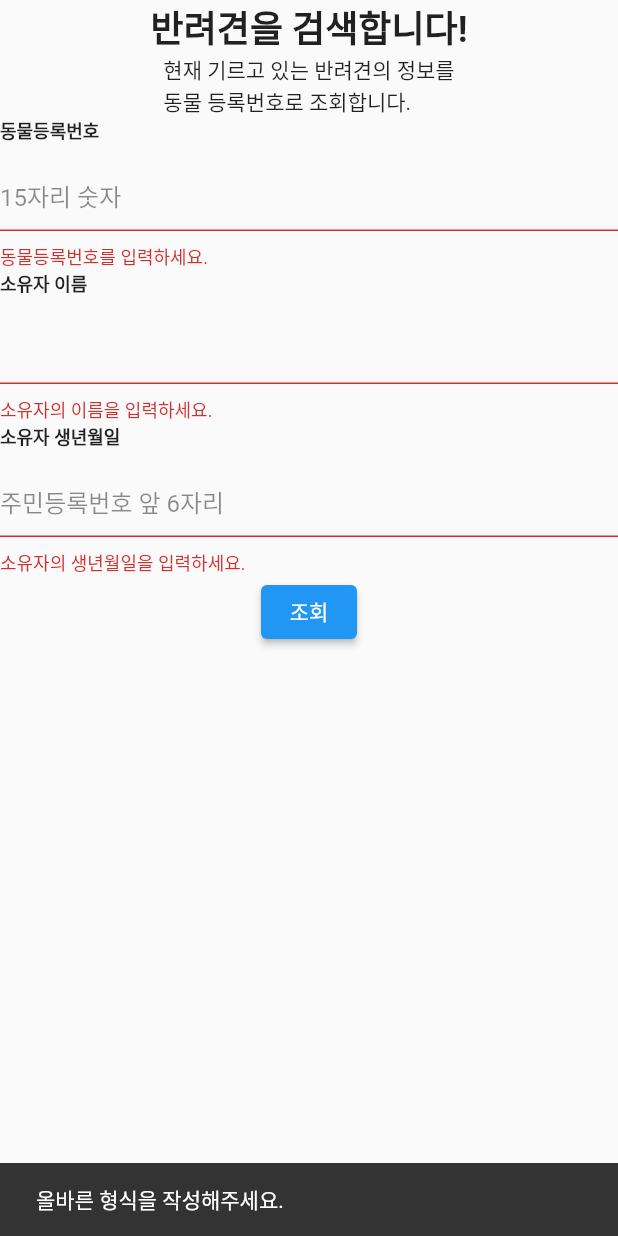
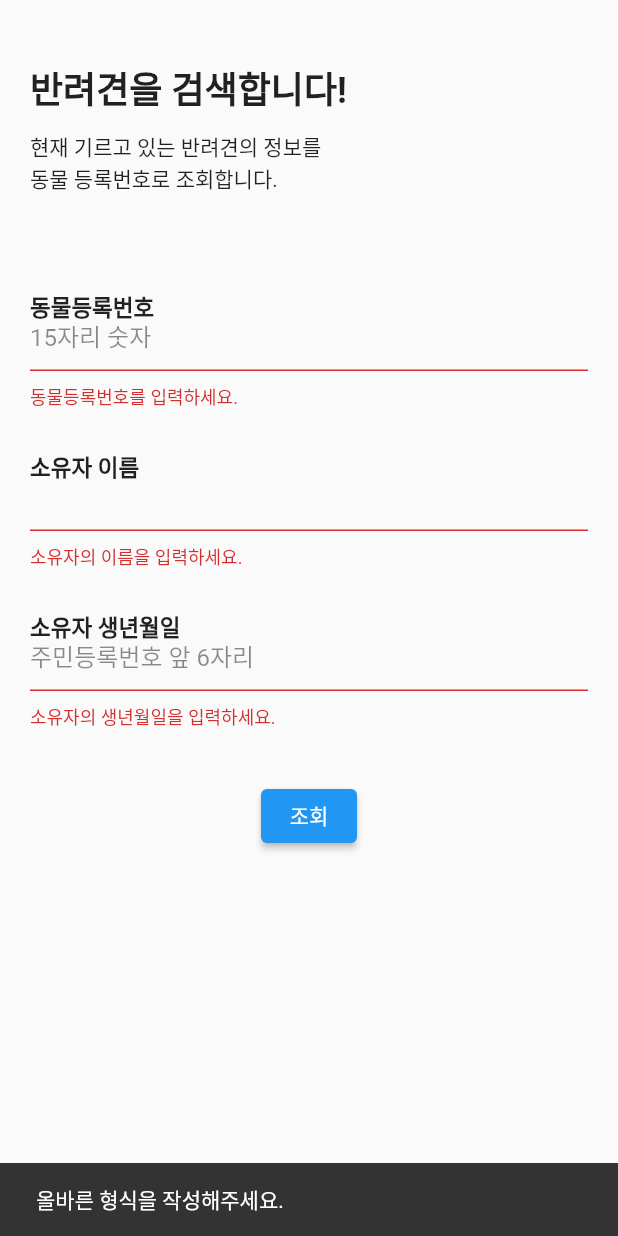
Before and after one commit to Junyoung-WON/To-Gather-Together, a Flutter app: the screen it shows after launch, after a tap on "조회", on a phone screen of 412 x 824 dp. Run offline on Flutter 3.47's test engine with Material 2 defaults, Android fonts, the phone set to English and light mode, and no system bars; our stand-ins replace flutter_secure_storage; missing offline and left inert: flutter_naver_login, kakao_flutter_sdk.

Commit message:
[FEAT] modify design of dog info page and make custom textformfield

```diff
--- a/lib/http/http.dart
+++ b/lib/http/http.dart
@@ -1,5 +1,5 @@
 import 'dart:async';
-// import 'dart:convert';
+import 'dart:convert';
 // import 'dart:io';
 import 'package:http/http.dart' as http;
 
@@ -36,7 +36,8 @@ Future<dynamic> getWeatherReq() async {
   return null;
 }
 
-Future<dynamic> getAnimalInfoReq(String regNo, String ownerName, String ownerBirth) async {
+Future<dynamic> getAnimalInfoReq(
+    String regNo, String ownerName, String ownerBirth) async {
   String serviceKey =
       'YA+ukx3XZMaIWy4wjnEJIdCj94eQtJdQIjz4SO95oT1ScO8eyBJVQIxvZZvBf07rQPMIsVeT1knarShG9t0pTA==';
   var uri = Uri.http('apis.data.go.kr', '1543061/animalInfoSrvc/animalInfo', {
@@ -47,20 +48,22 @@ Future<dynamic> getAnimalInfoReq(String regNo, String ownerName, String ownerBir
     // 또는 RFID 코드
     // 'rfid_cd': '',
     // 소유자 이름
-    'owner_nm': ownerName,
+    'owner_nm': ownerName.isEmpty ? null : ownerName,
     // 또는 소유자 생년월일
-    'owner_birth': ownerBirth,
+    'owner_birth': ownerBirth.isEmpty ? null : ownerBirth,
     // 응답형태 (XML / JSON)
     '_type': 'json'
   });
-  print(uri);
+  // print(uri);
 
   var response = await http.get(uri);
   // 동물 등록 조회 성공 시
   print('status code : ${response.statusCode}');
   if (response.statusCode == 200) {
     print('response.body : ${response.body}');
-    return response.body;
+    var body = json.decode(response.body);
+    print('response[\'body\'] : ${body['response']['body']}');
+    return body['response']['body'];
   }
 
   return null;
--- a/lib/pages/dog_info_page.dart
+++ b/lib/pages/dog_info_page.dart
@@ -35,24 +35,47 @@ class _GetDogInfoPageState extends State<GetDogInfoPage> {
   Widget build(BuildContext context) {
     return Scaffold(
       body: SingleChildScrollView(
+        child: Padding(
+          padding: const EdgeInsets.symmetric(vertical: 10, horizontal: 20.0),
           child: Column(children: [
             // 상단 제목 및 설명
-          SizedBox(
+            Container(
+              padding: EdgeInsets.symmetric(vertical: 20),
+              height: 150,
               child: Column(
+                mainAxisAlignment: MainAxisAlignment.spaceEvenly,
+                crossAxisAlignment: CrossAxisAlignment.start,
+                children: [
+                  Row(
                     children: const [
-                Text(
+                      Expanded(
+                        child: Text(
                           '반려견을 검색합니다!',
-                  style: TextStyle(fontWeight: FontWeight.bold, fontSize: 24),
+                          style: TextStyle(
+                              fontWeight: FontWeight.bold, fontSize: 24),
                         ),
-                Text('현재 기르고 있는 반려견의 정보를\n동물 등록번호로 조회합니다.')
+                      ),
+                    ],
+                  ),
+                  Row(
+                    children: const [
+                      Expanded(
+                        child: Text('현재 기르고 있는 반려견의 정보를\n동물 등록번호로 조회합니다.'),
+                      ),
+                    ],
+                  )
                 ],
               ),
             ),
 
             // 입력 필드
-          Form(
+            Container(
+              margin: EdgeInsets.symmetric(vertical: 20),
+              height: 320,
+              child: Form(
                 key: _formKey,
                 child: Column(
+                  mainAxisAlignment: MainAxisAlignment.spaceAround,
                   children: [
                     // 동물등록번호
                     CustomTextFormField(
@@ -78,7 +101,6 @@ class _GetDogInfoPageState extends State<GetDogInfoPage> {
                     CustomTextFormField(
                       label: '소유자 이름',
                       hintText: '',
-                  // autovalidateMode: AutovalidateMode.always,
                       onSaved: (newValue) {
                         setState(() {
                           _ownerName = newValue as String;
@@ -102,7 +124,6 @@ class _GetDogInfoPageState extends State<GetDogInfoPage> {
                     CustomTextFormField(
                       label: '소유자 생년월일',
                       hintText: '주민등록번호 앞 6자리',
-                  // autovalidateMode: AutovalidateMode.always,
                       onSaved: (newValue) {
                         setState(() {
                           _ownerBirth = newValue as String;
@@ -123,12 +144,16 @@ class _GetDogInfoPageState extends State<GetDogInfoPage> {
                   ],
                 ),
               ),
+            ),
 
             // 버튼?
             ElevatedButton(
               onPressed: () {
                 if (_formKey.currentState!.validate()) {
+                  _formKey.currentState!.save();
                   // 제출 및 동물 등록 조회
+                  print(
+                      '_regNo: $_regNo, _ownerName: $_ownerName, _ownerBirth: $_ownerBirth');
                   getAnimalInfoReq(_regNo, _ownerName, _ownerBirth);
                 } else {
                   ScaffoldMessenger.of(context).showSnackBar(SnackBar(
@@ -144,6 +169,7 @@ class _GetDogInfoPageState extends State<GetDogInfoPage> {
             //
           ]),
         ),
+      ),
     );
   }
 }
--- a/lib/widgets/custom_text_form_field.dart
+++ b/lib/widgets/custom_text_form_field.dart
@@ -27,23 +27,26 @@ class CustomTextFormField extends StatelessWidget {
           Row(
             children: [
               Padding(
-                padding: EdgeInsets.only(bottom: 10),
+                padding: EdgeInsets.only(bottom: 8),
                 child: Text(
                   label,
                   style: TextStyle(
-                    fontSize: 12,
+                    fontSize: 15,
                     fontWeight: FontWeight.w700
                   ),
                 ),
               ),
             ],
           ),
-          TextFormField(
+          SizedBox(
+            height: 50,
+            child: TextFormField(
+              textAlignVertical: TextAlignVertical(y: 0.8),
               onSaved: onSaved,
               validator: validator,
               decoration: InputDecoration(
                 enabledBorder: OutlineInputBorder(
-                borderRadius: BorderRadius.all(Radius.circular(10)),
+                  borderRadius: BorderRadius.all(Radius.circular(12)),
                   borderSide: BorderSide(
                     color: Colors.black45,
                     width: 1.5,
@@ -51,7 +54,7 @@ class CustomTextFormField extends StatelessWidget {
                   ),
                 ),
                 focusedBorder: OutlineInputBorder(
-                borderRadius: BorderRadius.all(Radius.circular(10)),
+                  borderRadius: BorderRadius.all(Radius.circular(12)),
                   borderSide: BorderSide(
                     color: Colors.amberAccent,
                     width: 2,
@@ -66,6 +69,7 @@ class CustomTextFormField extends StatelessWidget {
               textInputAction: textInputAction,
               focusNode: focusNode,
               onFieldSubmitted: onFieldSubmitted,
+            ),
           )
         ],
       ),
```
Lines whose indentation alone changed are shown as unchanged.
